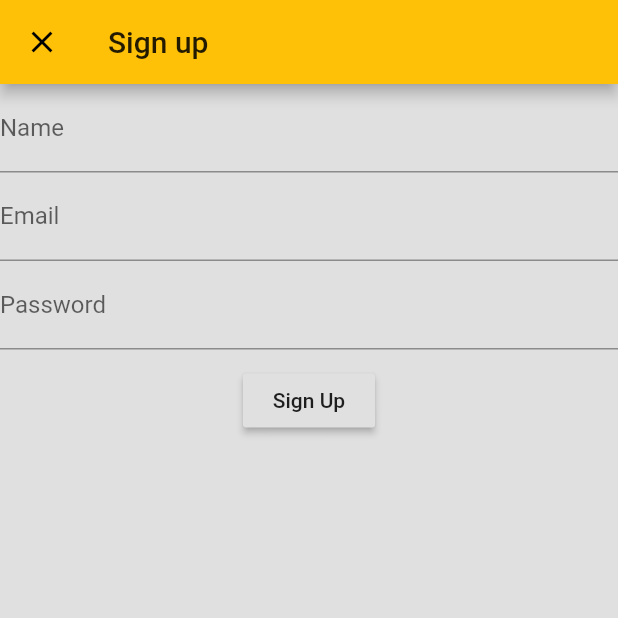
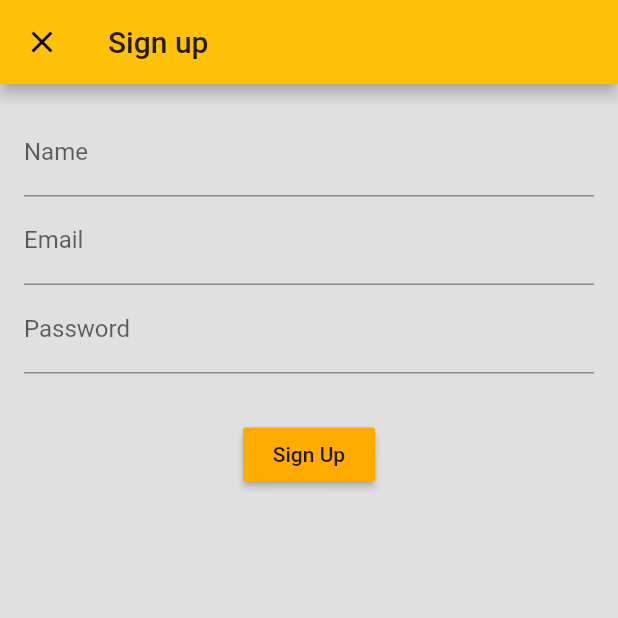
Before and after one commit to nicklasbekkevold/hybelkaninen, a Flutter app: the screen it shows after launch, after a tap on "Sign up", on a phone screen of 412 x 824 dp, the top half of it. Run offline on Flutter 3.47's test engine with Material 2 defaults, Android fonts, the phone set to English and light mode, and no system bars; our stand-ins replace cloud_firestore, firebase_auth; accounts and stored records are empty.

Commit message:
Make Welcome page prettier

```diff
--- a/lib/main.dart
+++ b/lib/main.dart
@@ -46,7 +46,7 @@ class Hybelkaninen extends StatelessWidget {
           return SplashPage();
         } else {
           if (snapshot.hasData) {
-            return HomePage(userId: snapshot.data.uid);
+            return HomePage(userID: snapshot.data.uid);
           }
           return WelcomPage();
         }
--- a/lib/screens/auth/signup_page.dart
+++ b/lib/screens/auth/signup_page.dart
@@ -24,6 +24,8 @@ class _SignUpPageState extends State<SignUpPage> {
       resizeToAvoidBottomPadding: false,
       body: Form(
         key: _formKey,
+        child: Padding(
+          padding: const EdgeInsets.all(16.0),
           child: Column(
             children: <Widget>[
               TextFormField(
@@ -72,11 +74,16 @@ class _SignUpPageState extends State<SignUpPage> {
               SizedBox(
                 height: 10.0,
               ),
-            RaisedButton(
+              Padding(
+                padding: const EdgeInsets.all(20.0),
+                child: RaisedButton(
+                  color: Theme.of(context).accentColor,
                   onPressed: signUp,
                   child: Text('Sign Up'),
                 ),
+              ),
             ],
+          ),
         )
       ),
     );
--- a/lib/screens/auth/welcome_page.dart
+++ b/lib/screens/auth/welcome_page.dart
@@ -19,13 +19,25 @@ class _WelcomPageState extends State<WelcomPage> {
         mainAxisAlignment: MainAxisAlignment.center,
         crossAxisAlignment: CrossAxisAlignment.stretch,
         children: <Widget>[
-          RaisedButton(
-            onPressed: navigareToSignIn,
-            child: Text('Sign in'),
+          Padding(
+            padding: const EdgeInsets.all(8.0),
+            child: Center(
+              child: RaisedButton(
+                color: Theme.of(context).accentColor,
+                onPressed: navigareToSignIn,
+                child: Text('Sign in'),
+              ),
+            ),
           ),
-          RaisedButton(
-            onPressed: navigareToSignUp,
-            child: Text('Sign up'),
+          Padding(
+            padding: const EdgeInsets.all(8.0),
+            child: Center(
+              child: RaisedButton(
+                color: Theme.of(context).accentColor,
+                onPressed: navigareToSignUp,
+                child: Text('Sign up'),
+              ),
+            ),
           ),
         ],
       ),
--- a/lib/screens/home_page/home_page.dart
+++ b/lib/screens/home_page/home_page.dart
@@ -5,11 +5,11 @@ import 'widgets/body_builder/tasks.dart';
 
 class HomePage extends StatefulWidget {
 
-  final String userId;
+  final String userID;
 
   HomePage({
     Key key,
-    @required this.userId
+    @required this.userID
     }) : super(key: key);
 
   @override
@@ -87,7 +87,7 @@ class _HomePageState extends State<HomePage> {
         itemBuilder: (context, index) {
           return Padding(
             padding: EdgeInsets.symmetric(vertical: 30.0),
-            child: [DustBunnies(userId: widget.userId), Tasks(userId: widget.userId)][index],
+            child: [DustBunnies(userID: widget.userID), Tasks(userID: widget.userID)][index],
           );
         },
       ),
--- a/lib/screens/home_page/widgets/body_builder/dust_bunnies.dart
+++ b/lib/screens/home_page/widgets/body_builder/dust_bunnies.dart
@@ -4,11 +4,11 @@ import '../components/person_tile.dart';
 
 class DustBunnies extends StatelessWidget {
 
-  final String userId;
+  final String userID;
 
   DustBunnies({
     Key key,
-    @required this.userId
+    @required this.userID
   }) : super(key: key);
 
   @override
--- a/lib/screens/home_page/widgets/body_builder/tasks.dart
+++ b/lib/screens/home_page/widgets/body_builder/tasks.dart
@@ -4,11 +4,11 @@ import '../components/task_tile.dart';
 
 class Tasks extends StatelessWidget {
 
-  final String userId;
+  final String userID;
 
   Tasks({
     Key key,
-    @required this.userId
+    @required this.userID
   }) : super(key: key);
 
   Widget _buildListItem(BuildContext context, DocumentSnapshot document) {
```
Also changed, not shown: lib/screens/auth/signin_page.dart (+8 -1 lines). Lines whose indentation alone changed are shown as unchanged.
